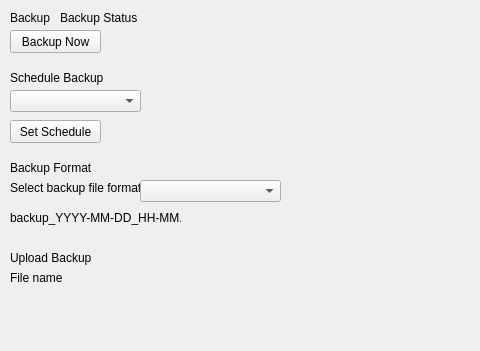
First picture: the form in app/src/ui/NEW/backupRestore_page.ui, repository Kazu0210/Inventory-System, before the edit; both pictures show x 0 to 480 and y 0 to 351 of the 640 by 480 pixel window.
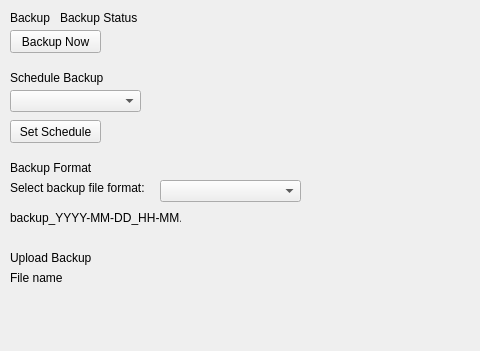
Second picture: the form after the edit.

```diff
--- a/app/src/ui/NEW/backupRestore_page.ui
+++ b/app/src/ui/NEW/backupRestore_page.ui
@@ -106,7 +106,7 @@
     <rect>
      <x>10</x>
      <y>180</y>
-     <width>131</width>
+     <width>141</width>
      <height>16</height>
     </rect>
    </property>
@@ -117,7 +117,7 @@
   <widget class="QComboBox" name="fileFormat_comboBox">
    <property name="geometry">
     <rect>
-     <x>140</x>
+     <x>160</x>
      <y>180</y>
      <width>141</width>
      <height>22</height>
```
